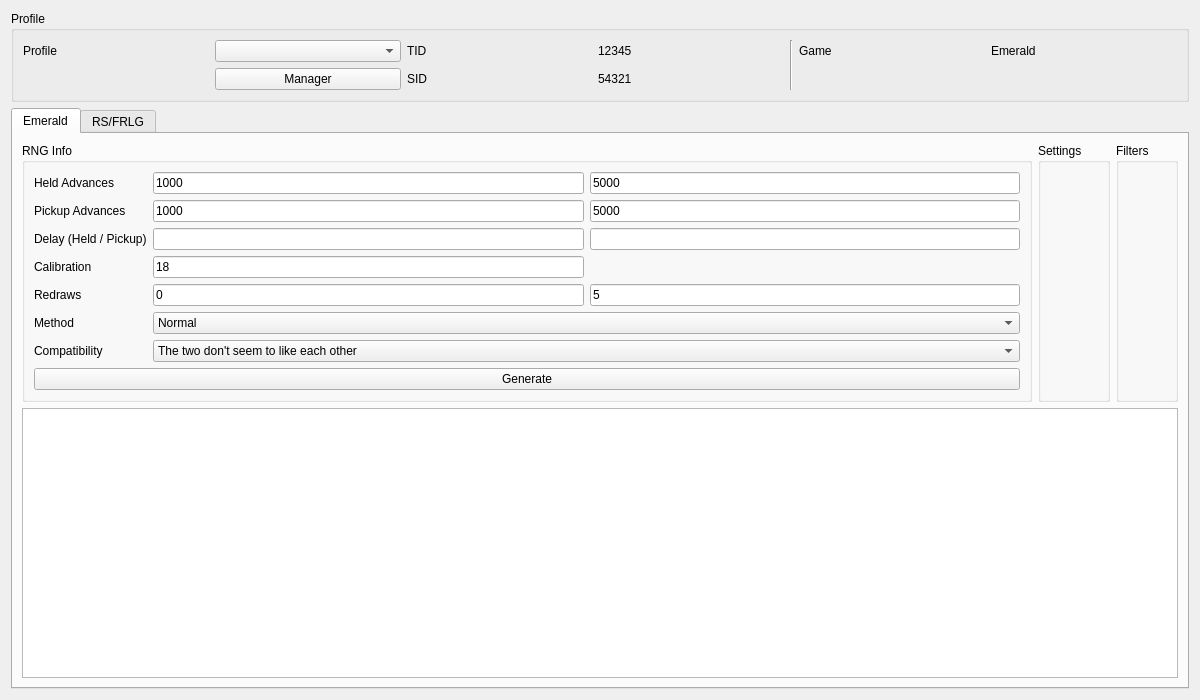
Admiral-Fish/PokeFinder, file Source/Form/Gen3/Eggs3.ui: the form before one commit.
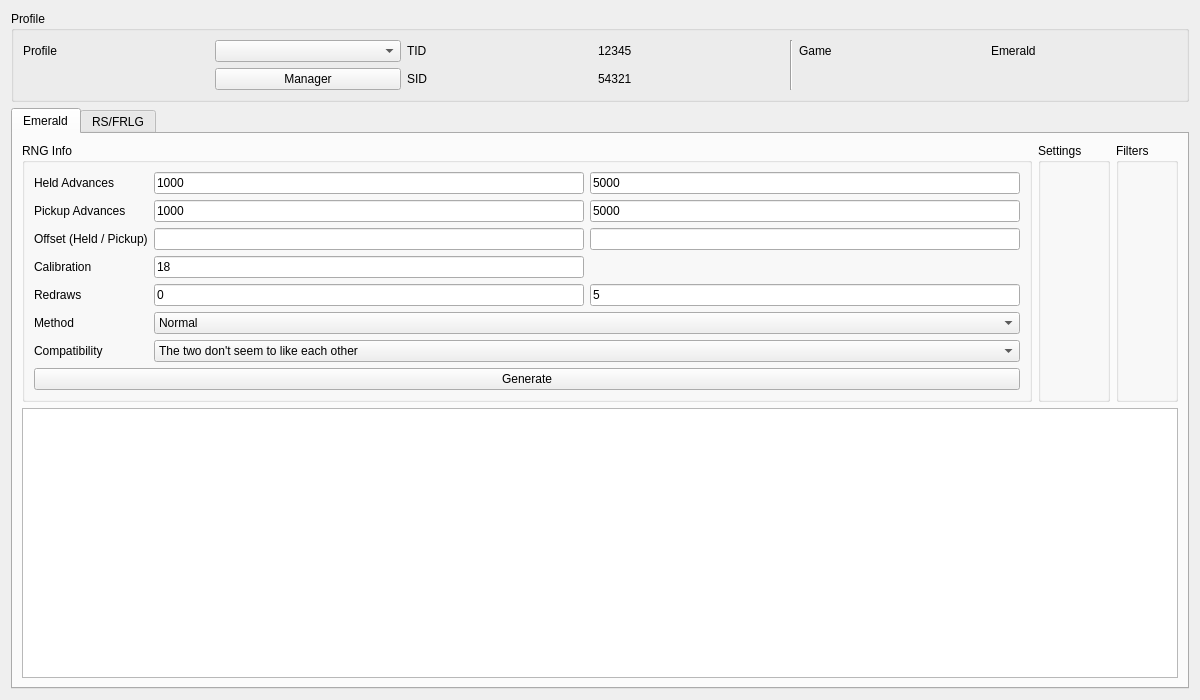
The form after the commit. Custom widgets are drawn as their Qt base class.

Commit message:
Change delay to offset
Fixes #418

```diff
--- a/Source/Form/Gen3/Eggs3.ui
+++ b/Source/Form/Gen3/Eggs3.ui
@@ -147,7 +147,7 @@
           <item row="2" column="0">
            <widget class="QLabel" name="labelEmeraldDelay">
             <property name="text">
-             <string>Delay (Held / Pickup)</string>
+             <string>Offset (Held / Pickup)</string>
             </property>
            </widget>
           </item>
```
Left out of the diff: 22 changed lines with no effect on the pictures. The commit also changes 83 other files.
